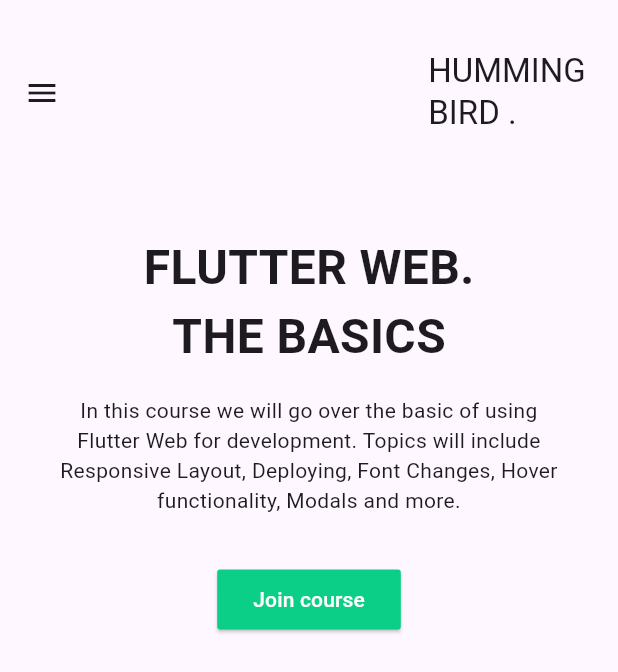
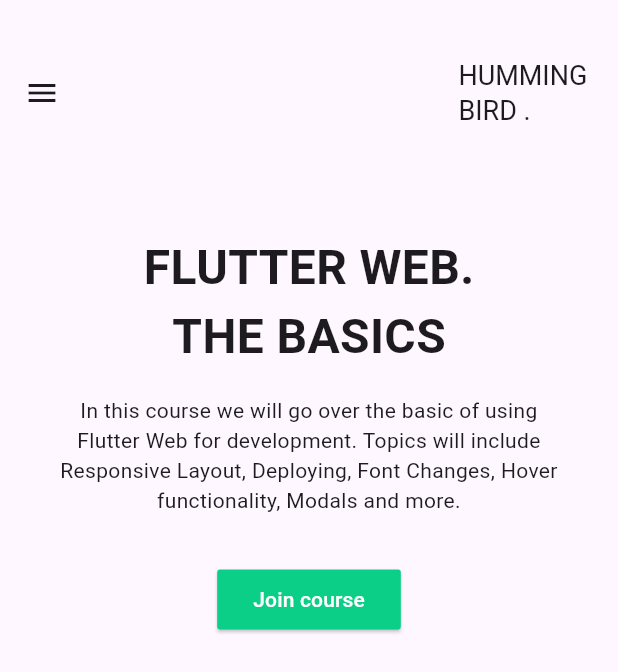
Before and after one commit to PaponAhasan/Ostad-Assignment, a Flutter app: the screen it shows after launch, on a phone screen of 412 x 824 dp. Shown: the top 672 px of the screen. Run offline on Flutter 3.47's test engine with Material 3 defaults, Android fonts, the phone set to English and light mode, and no system bars; missing offline and left inert: window_manager; Roboto replaces fonts that are missing (Poppins).

Commit message:
desktop responsive design implements

```diff
--- a/lib/presentation/screens/home_screen.dart
+++ b/lib/presentation/screens/home_screen.dart
@@ -29,6 +29,9 @@
           alignment: Alignment.centerRight,
           child: Text(
             'HUMMING \nBIRD .',
+            style:  TextStyle(
+              fontSize: 18,
+            ),
           ),
         ),
       ),
```
